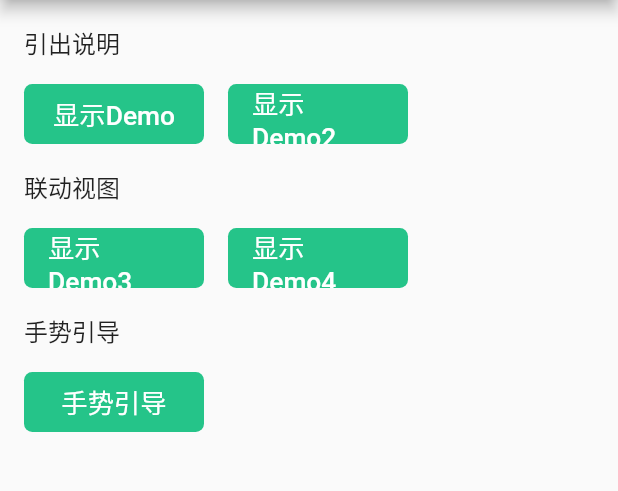
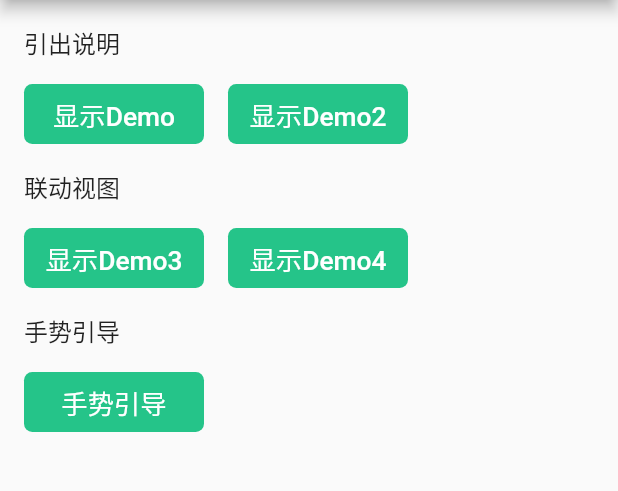
Before and after one commit to hello-coder-xu/voo, a Flutter app: the GuidePage screen opened by its route, on a phone screen of 412 x 824 dp, the part 84-575 px from its top. Run offline on Flutter 3.47's test engine with Material 2 defaults, Android fonts, the light colour scheme and no system bars; our stand-ins replace flutter_screenutil.

Commit message:
使用expand时，button的padding会加大的问题

```diff
--- a/lib/button/index.dart
+++ b/lib/button/index.dart
@@ -71,7 +71,7 @@ class VooButton extends StatelessWidget {
         shapeBorder = RoundedRectangleBorder(
           borderRadius: BorderRadius.all(Radius.circular(10.w)),
         );
-        btnView = ElevatedButton(
+        btnView = TextButton(
           style: ButtonStyle(
             shape: ButtonStyleButton.allOrNull(shapeBorder),
             backgroundColor: ButtonStyleButton.allOrNull(tempBgColor),
@@ -89,7 +89,7 @@ class VooButton extends StatelessWidget {
         shapeBorder = RoundedRectangleBorder(
           borderRadius: BorderRadius.all(Radius.circular(27)),
         );
-        btnView = ElevatedButton(
+        btnView = TextButton(
           style: ButtonStyle(
             shape: ButtonStyleButton.allOrNull(shapeBorder),
             backgroundColor: ButtonStyleButton.allOrNull(tempBgColor),
```
